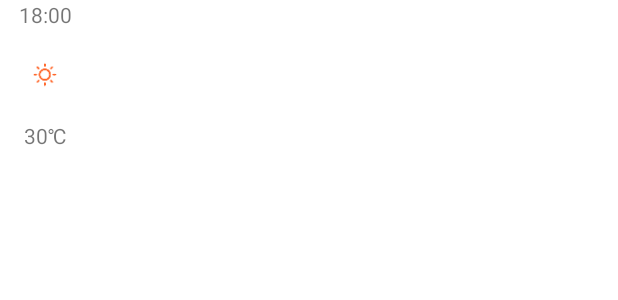
After one commit to XDao7/XDWeather, an Android app: the layout item_hourly.xml on its own in the app's theme, with its tools: preview values and no code run, on a phone screen of 412 x 824 dp. The commit adds this screen. Shown: the top 300 px of the screen. Run offline under Robolectric (Android 15) with nearby library versions, the phone set to English and light mode, and no system bars.

Commit message:
[FEATURE] 增加24小时内逐小时天气预报，逐天预报从3天增加至7天

```diff
--- a/app/src/main/java/com/xdao7/xdweather/logic/model/Weather.kt
+++ b/app/src/main/java/com/xdao7/xdweather/logic/model/Weather.kt
@@ -1,12 +1,10 @@
 package com.xdao7.xdweather.logic.model
 
-import com.xdao7.xdweather.logic.model.response.qweather.DailyResponse
-import com.xdao7.xdweather.logic.model.response.qweather.LifeResponse
-import com.xdao7.xdweather.logic.model.response.qweather.AirResponse
-import com.xdao7.xdweather.logic.model.response.qweather.RealtimeResponse
+import com.xdao7.xdweather.logic.model.response.qweather.*
 
 data class Weather(
     val realtime: RealtimeResponse.Now,
+    val hourly: List<HourlyResponse.Hourly>,
     val daily: List<DailyResponse.Daily>,
     val air: AirResponse.Now,
     val life: List<LifeResponse.Daily>,
--- /dev/null
+++ b/app/src/main/java/com/xdao7/xdweather/logic/model/response/qweather/HourlyResponse.kt
@@ -0,0 +1,6 @@
+package com.xdao7.xdweather.logic.model.response.qweather
+
+data class HourlyResponse(val code: Int, val hourly: List<Hourly>) {
+
+    data class Hourly(val fxTime: String, val temp: Int, val icon: Int, val text: String)
+}
--- a/app/src/main/java/com/xdao7/xdweather/logic/network/XDWeatherNetwork.kt
+++ b/app/src/main/java/com/xdao7/xdweather/logic/network/XDWeatherNetwork.kt
@@ -19,6 +19,8 @@ object XDWeatherNetwork {
     suspend fun searchPlaces(query: String) = placeService.searchPlaces(query, BuildConfig.PRIVATE_QWEATHER_KEY).await()
 
     suspend fun getRealtimeWeather(id: String) = weatherService.getRealtimeWeather(id, BuildConfig.PRIVATE_QWEATHER_KEY).await()
+
+    suspend fun getHourlyWeather(id: String) = weatherService.getHourlyWeather(id, BuildConfig.PRIVATE_QWEATHER_KEY).await()
 
     suspend fun getDailyWeather(id: String) = weatherService.getDailyWeather(id, BuildConfig.PRIVATE_QWEATHER_KEY).await()
 
--- /dev/null
+++ b/app/src/main/res/layout/item_hourly.xml
@@ -0,0 +1,38 @@
+<?xml version="1.0" encoding="utf-8"?>
+<androidx.constraintlayout.widget.ConstraintLayout xmlns:android="http://schemas.android.com/apk/res/android"
+    xmlns:app="http://schemas.android.com/apk/res-auto"
+    xmlns:tools="http://schemas.android.com/tools"
+    android:layout_width="60dp"
+    android:layout_height="100dp">
+
+    <TextView
+        android:id="@+id/text_time"
+        android:layout_width="wrap_content"
+        android:layout_height="wrap_content"
+        android:textColor="@color/colorDefault"
+        app:layout_constraintEnd_toEndOf="parent"
+        app:layout_constraintStart_toStartOf="parent"
+        app:layout_constraintTop_toTopOf="parent"
+        tools:text="18:00" />
+
+    <ImageView
+        android:id="@+id/image_sky"
+        android:layout_width="20dp"
+        android:layout_height="20dp"
+        android:contentDescription="@null"
+        app:layout_constraintBottom_toBottomOf="parent"
+        app:layout_constraintEnd_toEndOf="parent"
+        app:layout_constraintStart_toStartOf="parent"
+        app:layout_constraintTop_toTopOf="parent"
+        tools:src="@drawable/ic_weather_1" />
+
+    <TextView
+        android:id="@+id/text_temp"
+        android:layout_width="wrap_content"
+        android:layout_height="wrap_content"
+        android:textColor="@color/colorDefault"
+        app:layout_constraintBottom_toBottomOf="parent"
+        app:layout_constraintEnd_toEndOf="parent"
+        app:layout_constraintStart_toStartOf="parent"
+        tools:text="30℃" />
+</androidx.constraintlayout.widget.ConstraintLayout>
--- a/app/src/main/res/values/strings.xml
+++ b/app/src/main/res/values/strings.xml
@@ -27,6 +27,7 @@
     <string name="str_day_of_week_7">星期六</string>
 
     <string name="str_forecast">预报</string>
+    <string name="str_temp_hourly">%1$d℃</string>
     <string name="str_temp_limit">%1$d ~ %2$d ℃</string>
 
     <string name="str_air">空气质量</string>
```
Also changed, not shown: app/src/main/java/com/xdao7/xdweather/WeatherActivity.kt (+15 -1 lines), app/src/main/java/com/xdao7/xdweather/logic/Repository.kt (+10 -0 lines), app/src/main/java/com/xdao7/xdweather/logic/network/callback/qweather/WeatherService.kt (+8 -5 lines), app/src/main/java/com/xdao7/xdweather/ui/weather/HourlyAdapter.kt (added, +42 -0 lines), app/src/main/res/layout/include_forecast.xml (+20 -1 lines).
